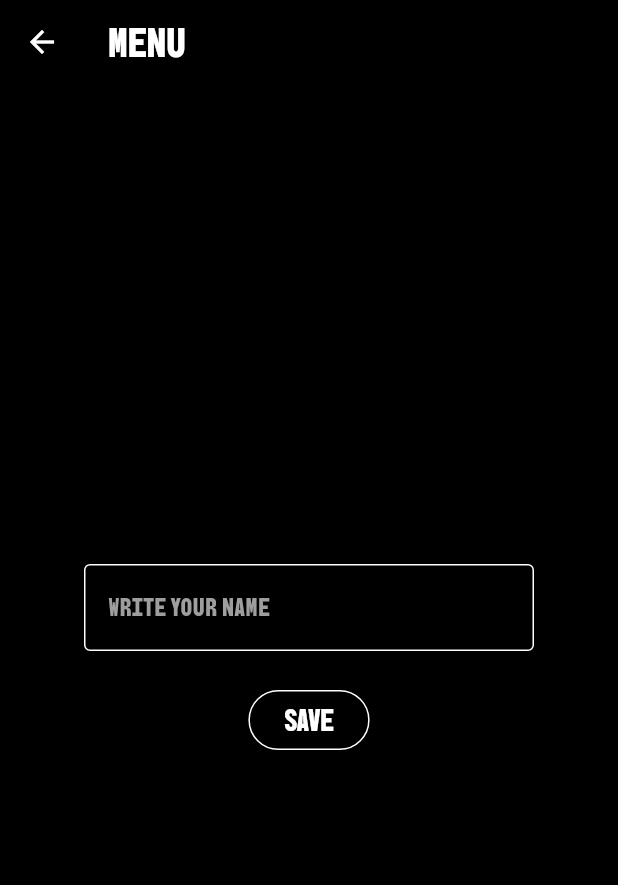
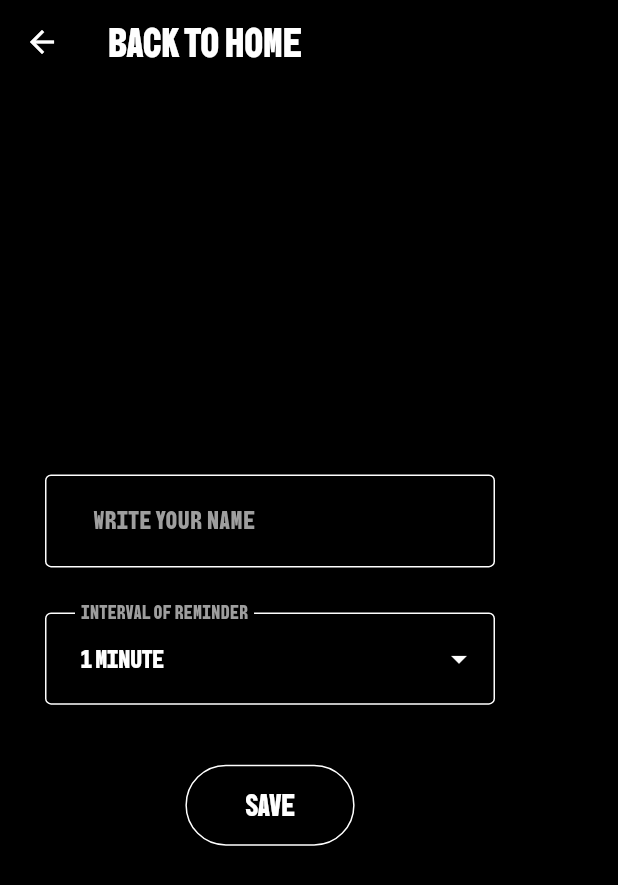
Before and after one commit to LuisValenzuelaa/Primer_flutter, a Flutter app: the screen it shows after launch, after a tap on the "menu" icon, on a phone screen of 412 x 824 dp. Shown: the top 885 px of the screen. Run offline on Flutter 3.47's test engine with Material 3 defaults, Android fonts, the phone set to English and light mode, and no system bars; our stand-ins replace shared_preferences.

```diff
--- a/lib/main.dart
+++ b/lib/main.dart
@@ -26,7 +26,7 @@ class _HomeScreenState extends State<HomeScreen>{
   String mensajeDia = 'Stay Hard';
   String nombre = '';
   bool estaCargando = true;
-  final List<String> variaciones = ['Even today', 'You will', 'You can', 'Always', 'Friend, ', 'Time to', ''];
+  final List<String> variaciones = ['Even today', 'You will', 'You can', 'Always', 'Buddy,', 'Time to', ''];
   @override
   void initState(){
     super.initState();
@@ -47,7 +47,7 @@ class _HomeScreenState extends State<HomeScreen>{
     }
     setState(() {
       mensajeDia = '$prefijo Stay Hard';
-      estaCargando = true;
+      estaCargando = false;
       nombre = prefs.getString('nombre_del_usuario') ?? '';
     });
   }
@@ -82,6 +82,14 @@ class _HomeScreenState extends State<HomeScreen>{
             }
           },
         ),
+        title: Text(
+          'Go to menu',
+          style: TextStyle(
+            fontFamily: 'BBHBOGLE',
+            fontSize: 28,
+          ),
+        ),
+        centerTitle: false,
       ),
       body: Center(
         child: Column(
@@ -121,13 +129,34 @@ class MenuScreen extends StatefulWidget{
 class _MenuScreenState extends State<MenuScreen>{
   final TextEditingController controlador = TextEditingController();
   late SharedPreferences prefs;
+  String? valorSeleccionado = '1 minute';
+  final List<String> opciones = ['1 minute', '5 minutes', '30 minutes', '1 hour', '1 day'];
+  final Map<String, int> mapaMinutos = {
+    '1 minute': 1,
+    '5 minutes': 5,
+    '30 minutes': 30,
+    '1 hour': 60,
+    '1 day': 1440,
+  };
   @override
   void initState(){
     super.initState();
     _initPrefs();
+    _cargarNombrePorDefecto();
+  }
+  Future<void> _cargarNombrePorDefecto() async{
+    final prefs = await SharedPreferences.getInstance();
+    String nombreGuardado = prefs.getString('nombre_del_usuario') ?? '';
+    controlador.text = nombreGuardado;
   }
   Future<void> _initPrefs() async {
     prefs = await SharedPreferences.getInstance();
+    String? guardado = prefs.getString('intervalo_texto');
+    if (guardado != null && opciones.contains(guardado)){
+      setState(() {
+        valorSeleccionado = guardado;
+      });
+    }
   }
   @override
   Widget build(BuildContext context){
@@ -138,7 +167,7 @@ class _MenuScreenState extends State<MenuScreen>{
         elevation: 0,
         iconTheme: IconThemeData(color: Colors.white),
         title: Text(
-          'Menu',
+          'Back to home',
           style: TextStyle(
             fontFamily: 'BBHBOGLE',
             fontSize: 28,
@@ -146,22 +175,27 @@ class _MenuScreenState extends State<MenuScreen>{
           ),
         ),
       ),
-      body: Center(
+      body: Padding(
+        padding: EdgeInsetsGeometry.symmetric(horizontal: 30),
         child: Column(
           mainAxisAlignment: MainAxisAlignment.center,
           children: [
-            Container(
+            SizedBox(
               width: 300,
-              height: 60,
-                child: TextField(
+              child: TextField(
                 style: TextStyle(
                   fontFamily: 'BBHBOGLE',
                   fontSize: 17,
                   color: Colors.white,
                 ),
                 controller: controlador,
-                decoration: const InputDecoration(
+                decoration: InputDecoration(
                   labelText: 'Write your name',
+                  labelStyle: TextStyle(
+                    fontFamily: 'BBHBOGLE',
+                    fontSize: 17,
+                    color: Colors.grey,
+                  ),
                   border: OutlineInputBorder(
                     borderSide: BorderSide(color: Colors.white),
                   ),
@@ -169,36 +203,81 @@ class _MenuScreenState extends State<MenuScreen>{
                     borderSide: BorderSide(color: Colors.white),
                   ),
                   focusedBorder: OutlineInputBorder(
-                    borderSide: BorderSide(color: Colors.white)
+                    borderSide: BorderSide(color: Colors.white, width: 2),
                   ),
+                  contentPadding: EdgeInsets.symmetric(horizontal: 28, vertical: 18),
+                ),
+              ),
+            ),
+            SizedBox(height: 30),
+            SizedBox(
+              width: 300,
+              child: DropdownButtonFormField<String>(
+                initialValue: valorSeleccionado,
+                decoration: InputDecoration(
+                  labelText: 'Interval of reminder',
                   labelStyle: TextStyle(
                     fontFamily: 'BBHBOGLE',
                     fontSize: 17,
                     color: Colors.grey,
-                  )
+                  ),
+                  border: OutlineInputBorder(
+                    borderSide: BorderSide(color: Colors.white),
+                  ),
+                  enabledBorder: OutlineInputBorder(
+                    borderSide: BorderSide(color: Colors.white),
+                  ),
+                  focusedBorder: OutlineInputBorder(
+                    borderSide: BorderSide(color: Colors.white, width: 2),
+                  ),
+                  contentPadding: EdgeInsets.symmetric(horizontal: 20, vertical: 18),
                 ),
-              ),
+                dropdownColor: Colors.grey[900],
+                style: TextStyle(
+                  color: Colors.white,
+                  fontFamily: 'BBHBOGLE',
+                  fontSize: 17,
+                ),
+                icon: Icon(Icons.arrow_drop_down, color: Colors.white,),
+                items: opciones.map((String opcion){
+                  return DropdownMenuItem<String>(
+                    value: opcion,
+                    child: Text(opcion),
+                  );
+              }).toList(),
+              onChanged: (String? nuevoValor){
+                setState(() {
+                  valorSeleccionado = nuevoValor;
+                });
+              },
             ),
-            const SizedBox(height: 20),
+            ),
+            SizedBox(height: 40,),
             ElevatedButton(
               style: ElevatedButton.styleFrom(
                 backgroundColor: Colors.black,
                 foregroundColor: Colors.white,
-                side: BorderSide(color: Colors.white,),
+                side: BorderSide(color: Colors.white),
+                padding: EdgeInsets.symmetric(horizontal: 40, vertical: 15),
                 textStyle: TextStyle(
                   fontFamily: 'BBHBOGLE',
                   fontSize: 20,
                 ),
               ),
               onPressed: () async{
-                await prefs.setString('nombre_del_usuario', controlador.text);
-                Navigator.pop(context, true);
+                 await prefs.setString('nombre_del_usuario', controlador.text);
+                 if(valorSeleccionado != null){
+                  int minutos = mapaMinutos[valorSeleccionado] ?? 1;
+                  await prefs.setInt('intervalo_minutos', minutos);
+                  await prefs.setString('intervalo_texto', valorSeleccionado!);
+                 }
+                 Navigator.pop(context, true);
               },
-              child: const Text('Save'),
+              child: Text('Save'),
             )
           ],
-        ),
-      ),
+        )
+        )
     );
   }
   @override
```
